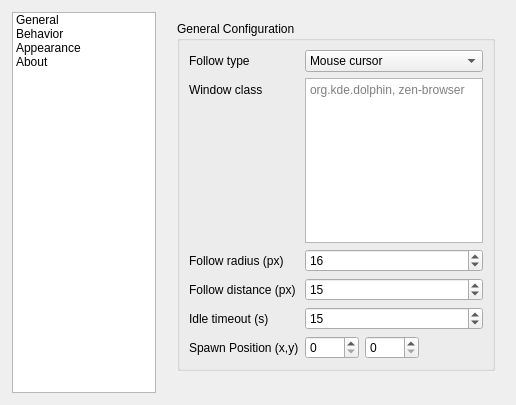
Before: the Qt Designer form package/contents/ui/config.ui in rileyaft/KNeko, drawn with Qt 5.
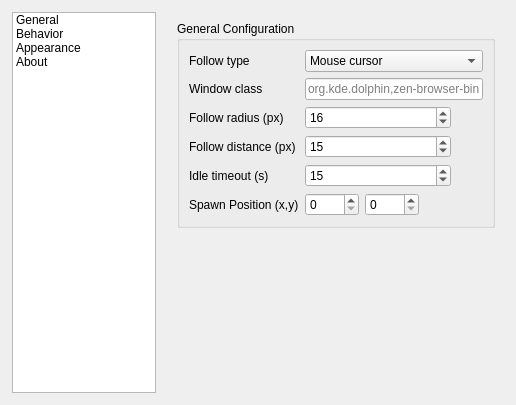
After: the same form once the commit is applied. Icons and pictures are not drawn.

Commit message: move config to JS, shortcut groundwork, fix main.xml

Diff of the .ui file:
```diff
--- a/package/contents/ui/config.ui
+++ b/package/contents/ui/config.ui
@@ -176,37 +176,6 @@
               </item>
              </widget>
             </item>
-            <item row="2" column="1">
-             <widget class="QTextEdit" name="kcfg_FollowWindowClass">
-              <property name="enabled">
-               <bool>true</bool>
-              </property>
-              <property name="sizePolicy">
-               <sizepolicy hsizetype="Expanding" vsizetype="Preferred">
-                <horstretch>0</horstretch>
-                <verstretch>0</verstretch>
-               </sizepolicy>
-              </property>
-              <property name="maximumSize">
-               <size>
-                <width>16777215</width>
-                <height>101010</height>
-               </size>
-              </property>
-              <property name="toolTip">
-               <string>&lt;html&gt;&lt;head/&gt;&lt;body&gt;&lt;p&gt;Window classes for KNeko to follow.&lt;/p&gt;&lt;p&gt;KNeko will follow the first listed window, in order of preference.&lt;/p&gt;&lt;p&gt;If none are available/valid, KNeko will idle.&lt;/p&gt;&lt;/body&gt;&lt;/html&gt;</string>
-              </property>
-              <property name="lineWrapMode">
-               <enum>QTextEdit::LineWrapMode::WidgetWidth</enum>
-              </property>
-              <property name="acceptRichText">
-               <bool>false</bool>
-              </property>
-              <property name="placeholderText">
-               <string>org.kde.dolphin, zen-browser</string>
-              </property>
-             </widget>
-            </item>
             <item row="3" column="0">
              <widget class="QLabel" name="labelFollowRadius">
               <property name="text">
@@ -216,6 +185,18 @@
             </item>
             <item row="3" column="1">
              <widget class="QSpinBox" name="kcfg_FollowRadius">
+              <property name="sizePolicy">
+               <sizepolicy hsizetype="Minimum" vsizetype="Fixed">
+                <horstretch>0</horstretch>
+                <verstretch>0</verstretch>
+               </sizepolicy>
+              </property>
+              <property name="maximumSize">
+               <size>
+                <width>146</width>
+                <height>16777215</height>
+               </size>
+              </property>
               <property name="cursor">
                <cursorShape>SizeVerCursor</cursorShape>
               </property>
@@ -245,6 +226,12 @@
             </item>
             <item row="4" column="1">
              <widget class="QSpinBox" name="kcfg_FollowSpeed">
+              <property name="maximumSize">
+               <size>
+                <width>146</width>
+                <height>16777215</height>
+               </size>
+              </property>
               <property name="cursor">
                <cursorShape>SizeVerCursor</cursorShape>
               </property>
@@ -271,6 +258,12 @@
             </item>
             <item row="5" column="1">
              <widget class="QSpinBox" name="kcfg_IdleTimeout">
+              <property name="maximumSize">
+               <size>
+                <width>146</width>
+                <height>16777215</height>
+               </size>
+              </property>
               <property name="cursor">
                <cursorShape>SizeVerCursor</cursorShape>
               </property>
@@ -344,6 +337,19 @@
               </item>
              </layout>
             </item>
+            <item row="2" column="1">
+             <widget class="QLineEdit" name="kcfg_FollowWindowClass">
+              <property name="toolTip">
+               <string>&lt;html&gt;&lt;head/&gt;&lt;body&gt;&lt;p&gt;Comma separated window classes.&lt;/p&gt;&lt;p&gt;KNeko will follow the first listed class in order of precidence.&lt;/p&gt;&lt;p&gt;If no windows match, KNeko will idle instead.&lt;/p&gt;&lt;/body&gt;&lt;/html&gt;</string>
+              </property>
+              <property name="inputMethodHints">
+               <set>Qt::InputMethodHint::ImhLatinOnly</set>
+              </property>
+              <property name="placeholderText">
+               <string>org.kde.dolphin,zen-browser-bin</string>
+              </property>
+             </widget>
+            </item>
            </layout>
           </widget>
          </item>
```
Left out of the diff: 14 changed lines with no effect on the pictures. The commit also changes 5 other files.
